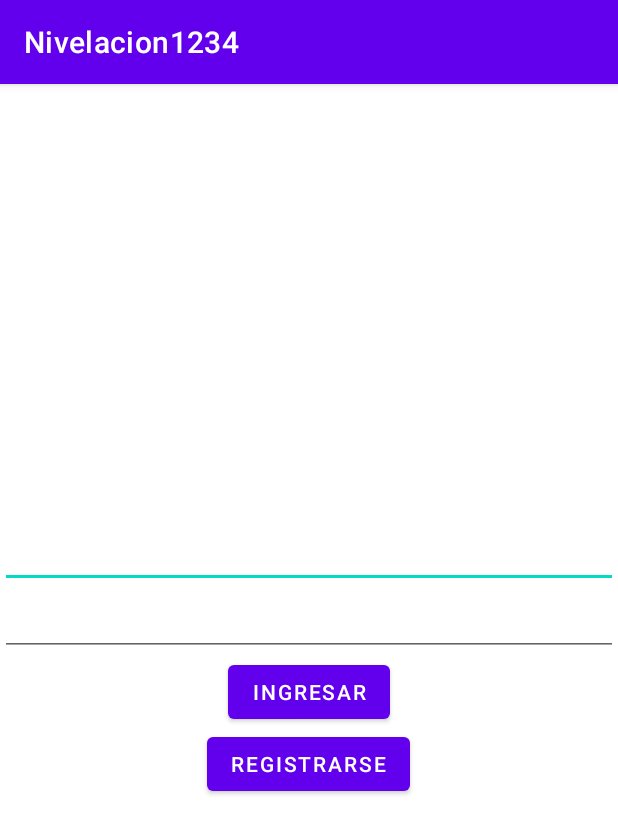
After one commit to alpaezt/DBG103, an Android app: the Login screen opened directly, with no data from a screen before it, on a phone screen of 412 x 824 dp. The commit adds this screen. Shown: the top 834 px of the screen. Run offline under Robolectric (Android 15) with nearby library versions, the phone set to English and light mode, and no system bars.

Commit message:
Spring 3

```diff
--- a/app/build.gradle
+++ b/app/build.gradle
@@ -36,6 +36,7 @@ dependencies {
     implementation 'androidx.constraintlayout:constraintlayout:2.1.4'
     implementation 'com.google.firebase:firebase-messaging:23.1.1'
     implementation 'com.google.firebase:firebase-firestore:24.1.0'
+    implementation 'com.google.firebase:firebase-database:20.1.0'
     testImplementation 'junit:junit:4.13.2'
     androidTestImplementation 'androidx.test.ext:junit:1.1.4'
     androidTestImplementation 'androidx.test.espresso:espresso-core:3.5.0'
--- /dev/null
+++ b/app/src/main/java/com/example/nivelacion1234/Login.java
@@ -0,0 +1,41 @@
+package com.example.nivelacion1234;
+
+import androidx.appcompat.app.AppCompatActivity;
+
+import android.content.Intent;
+import android.os.Bundle;
+import android.view.View;
+import android.widget.Button;
+import android.widget.EditText;
+
+public class Login extends AppCompatActivity {
+    private Button btnLogin, btnLoginRegister;
+    private EditText editEmailLogin, editPassLogin;
+
+    @Override
+    protected void onCreate(Bundle savedInstanceState) {
+        super.onCreate(savedInstanceState);
+        setContentView(R.layout.activity_login);
+
+        btnLogin = (Button) findViewById(R.id.btnLogin);
+        btnLoginRegister = (Button) findViewById(R.id.btnLoginRegister);
+        editEmailLogin = (EditText) findViewById(R.id.editEmailLogin);
+        editPassLogin = (EditText) findViewById(R.id.editPassLogin);
+
+        btnLogin.setOnClickListener(new View.OnClickListener() {
+            @Override
+            public void onClick(View view) {
+
+            }
+        });
+
+        btnLoginRegister.setOnClickListener(new View.OnClickListener() {
+            @Override
+            public void onClick(View view) {
+                Intent intent = new Intent(getApplicationContext(), Registro.class);
+                startActivity(intent);
+            }
+        });
+
+    }
+}
--- /dev/null
+++ b/app/src/main/res/layout/activity_login.xml
@@ -0,0 +1,43 @@
+<?xml version="1.0" encoding="utf-8"?>
+<LinearLayout
+    xmlns:android="http://schemas.android.com/apk/res/android"
+    xmlns:app="http://schemas.android.com/apk/res-auto"
+    xmlns:tools="http://schemas.android.com/tools"
+    android:layout_width="match_parent"
+    android:layout_height="match_parent"
+    android:orientation="vertical"
+    android:gravity="center"
+    tools:context=".Login">
+
+    <ImageView
+        android:id="@+id/imageView"
+        android:layout_width="wrap_content"
+        android:layout_height="wrap_content"
+        tools:srcCompat="@tools:sample/avatars" />
+
+    <EditText
+        android:id="@+id/editEmailLogin"
+        android:layout_width="match_parent"
+        android:layout_height="wrap_content"
+        android:inputType="textPersonName"
+        android:text="" />
+
+    <EditText
+        android:id="@+id/editPassLogin"
+        android:layout_width="match_parent"
+        android:layout_height="wrap_content"
+        android:inputType="textPassword"
+        android:text="" />
+
+    <Button
+        android:id="@+id/btnLogin"
+        android:layout_width="wrap_content"
+        android:layout_height="wrap_content"
+        android:text="Ingresar" />
+
+    <Button
+        android:id="@+id/btnLoginRegister"
+        android:layout_width="wrap_content"
+        android:layout_height="wrap_content"
+        android:text="Registrarse" />
+</LinearLayout>
```
Also changed, not shown: app/src/main/AndroidManifest.xml (+14 -0 lines), app/src/main/java/com/example/nivelacion1234/Adaptadores/ProductoAdapter.java (+17 -2 lines), app/src/main/java/com/example/nivelacion1234/Catalogo.java (+24 -19 lines), app/src/main/java/com/example/nivelacion1234/Form.java (+14 -2 lines), app/src/main/java/com/example/nivelacion1234/Registro.java (added, +14 -0 lines), app/src/main/res/layout/activity_registro.xml (added, +39 -0 lines).
